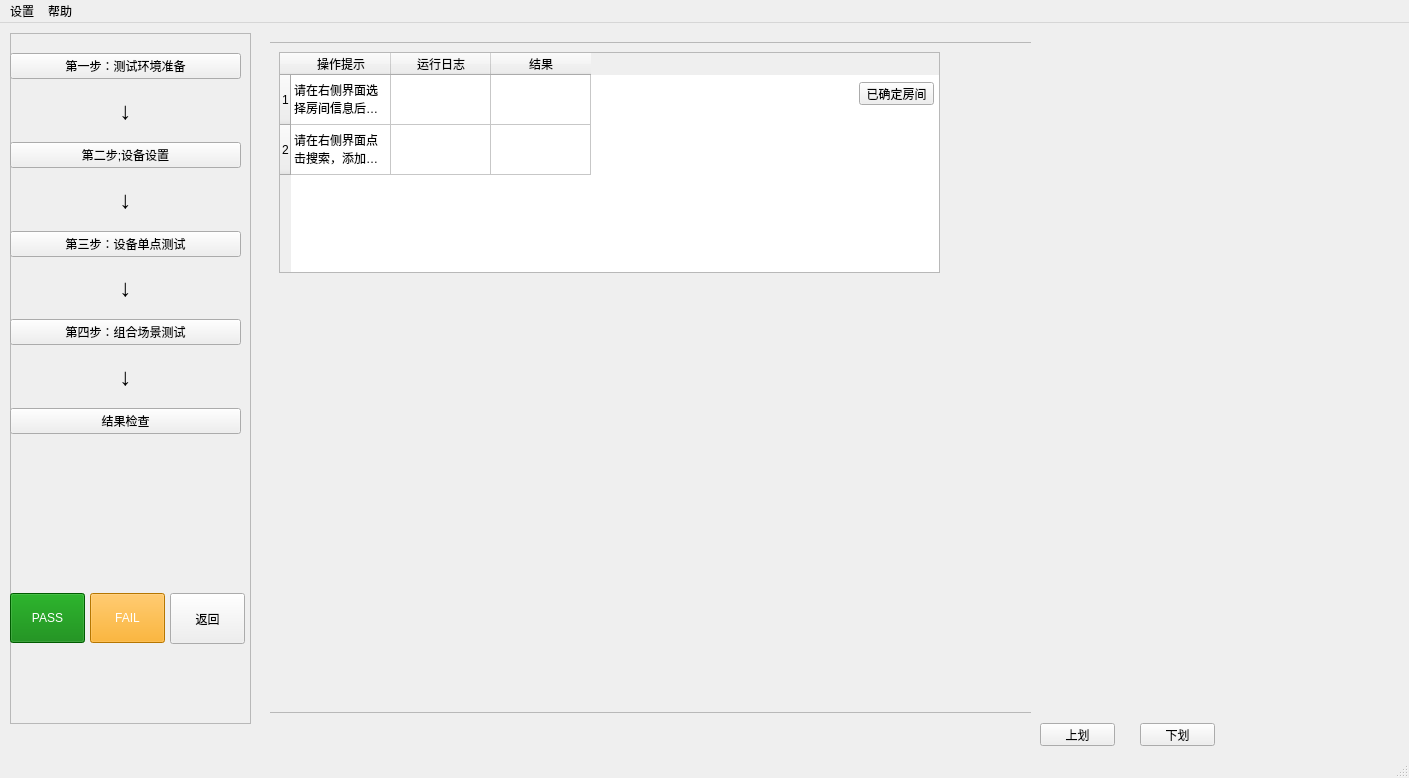
garyhuang2018/Test, file src/hotel/resource/nav_panel.ui: the form before one commit.
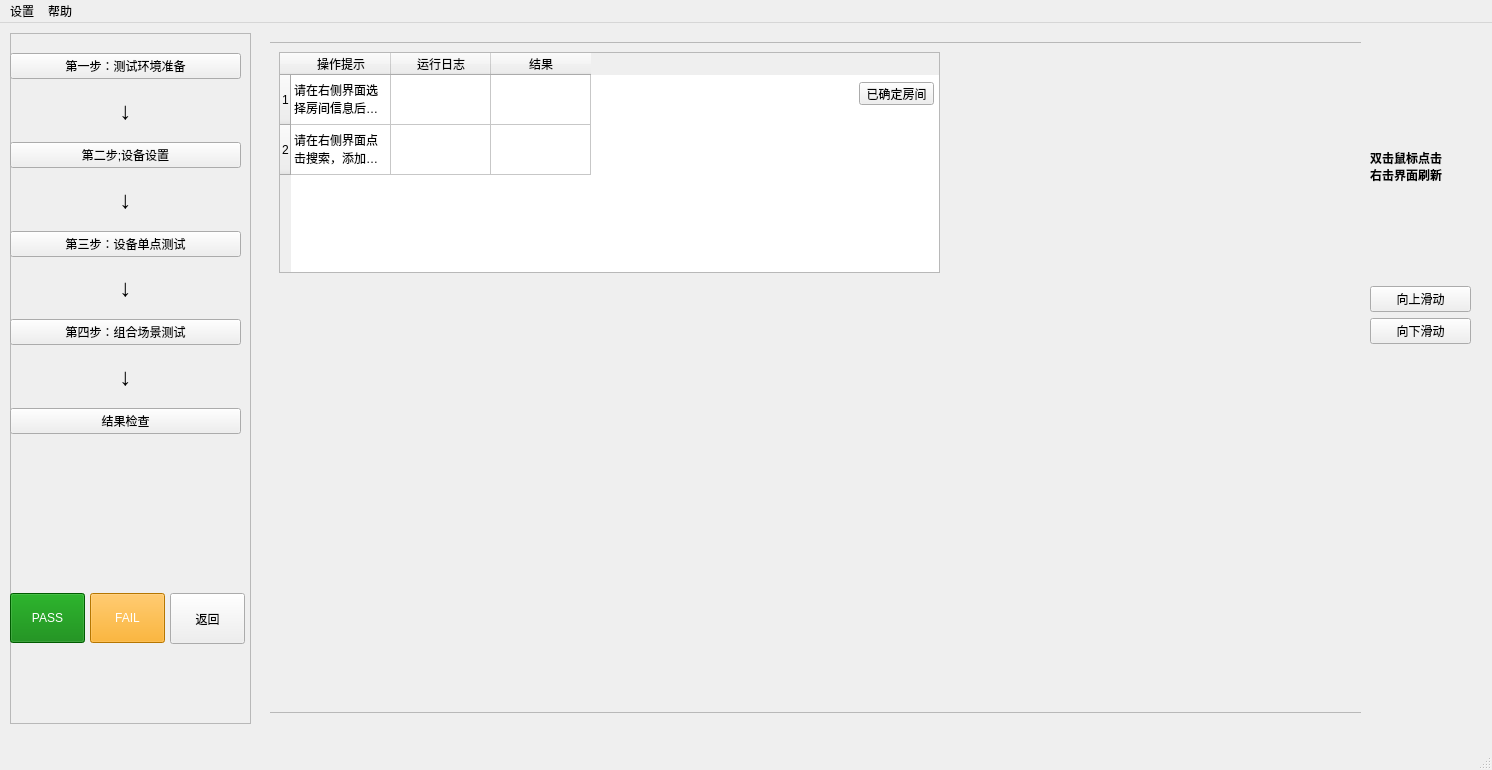
The form after the commit. The open tabs and pages were chosen to show the change.

Patch:
```diff
--- a/src/hotel/resource/nav_panel.ui
+++ b/src/hotel/resource/nav_panel.ui
@@ -6,8 +6,8 @@
    <rect>
     <x>0</x>
     <y>0</y>
-    <width>1409</width>
-    <height>778</height>
+    <width>1492</width>
+    <height>770</height>
    </rect>
   </property>
   <property name="windowTitle">
@@ -267,7 +267,7 @@
      <rect>
       <x>270</x>
       <y>0</y>
-      <width>761</width>
+      <width>1091</width>
       <height>751</height>
      </rect>
     </property>
@@ -440,27 +440,6 @@
         </property>
        </item>
       </widget>
-      <widget class="QLabel" name="label">
-       <property name="geometry">
-        <rect>
-         <x>1030</x>
-         <y>60</y>
-         <width>81</width>
-         <height>131</height>
-        </rect>
-       </property>
-       <property name="font">
-        <font>
-         <family>微软雅黑</family>
-         <weight>75</weight>
-         <bold>true</bold>
-        </font>
-       </property>
-       <property name="text">
-        <string>双击鼠标点击
-右击界面刷新</string>
-       </property>
-      </widget>
       <widget class="QPushButton" name="confirm_room_btn">
        <property name="geometry">
         <rect>
@@ -474,32 +453,6 @@
         <string>已确定房间</string>
        </property>
       </widget>
-      <widget class="QPushButton" name="swipe_up_btn">
-       <property name="geometry">
-        <rect>
-         <x>1030</x>
-         <y>170</y>
-         <width>75</width>
-         <height>23</height>
-        </rect>
-       </property>
-       <property name="text">
-        <string>向上滑动</string>
-       </property>
-      </widget>
-      <widget class="QPushButton" name="swipe_down_btn">
-       <property name="geometry">
-        <rect>
-         <x>1030</x>
-         <y>210</y>
-         <width>75</width>
-         <height>23</height>
-        </rect>
-       </property>
-       <property name="text">
-        <string>向下滑动</string>
-       </property>
-      </widget>
      </widget>
     </widget>
     <widget class="QWidget" name="page_3">
@@ -663,31 +616,46 @@
     </property>
     <layout class="QHBoxLayout" name="phone_layout"/>
    </widget>
-   <widget class="QPushButton" name="swipe_up_btn_2">
+   <widget class="QWidget" name="verticalLayoutWidget_2">
     <property name="geometry">
      <rect>
-      <x>1040</x>
-      <y>700</y>
-      <width>75</width>
-      <height>23</height>
+      <x>1370</x>
+      <y>30</y>
+      <width>101</width>
+      <height>291</height>
      </rect>
     </property>
-    <property name="text">
-     <string>上划</string>
-    </property>
-   </widget>
-   <widget class="QPushButton" name="swipe_down_btn_2">
-    <property name="geometry">
-     <rect>
-      <x>1140</x>
-      <y>700</y>
-      <width>75</width>
-      <height>23</height>
-     </rect>
-    </property>
-    <property name="text">
-     <string>下划</string>
-    </property>
+    <layout class="QVBoxLayout" name="phone_layout2">
+     <item>
+      <widget class="QLabel" name="label">
+       <property name="font">
+        <font>
+         <family>微软雅黑</family>
+         <weight>75</weight>
+         <bold>true</bold>
+        </font>
+       </property>
+       <property name="text">
+        <string>双击鼠标点击
+右击界面刷新</string>
+       </property>
+      </widget>
+     </item>
+     <item>
+      <widget class="QPushButton" name="swipe_up_btn">
+       <property name="text">
+        <string>向上滑动</string>
+       </property>
+      </widget>
+     </item>
+     <item>
+      <widget class="QPushButton" name="swipe_down_btn">
+       <property name="text">
+        <string>向下滑动</string>
+       </property>
+      </widget>
+     </item>
+    </layout>
    </widget>
   </widget>
   <widget class="QStatusBar" name="statusbar"/>
@@ -696,7 +664,7 @@
     <rect>
      <x>0</x>
      <y>0</y>
-     <width>1409</width>
+     <width>1492</width>
      <height>23</height>
     </rect>
    </property>
```
Left out of the diff: 26 changed lines with no effect on the pictures.
